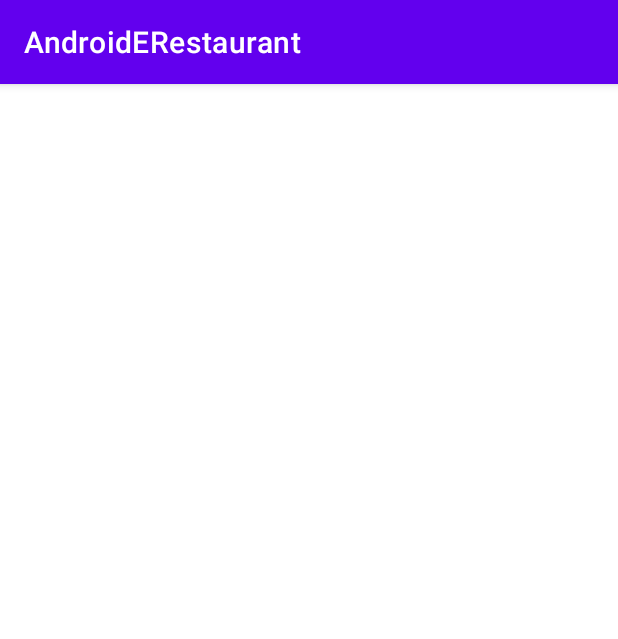
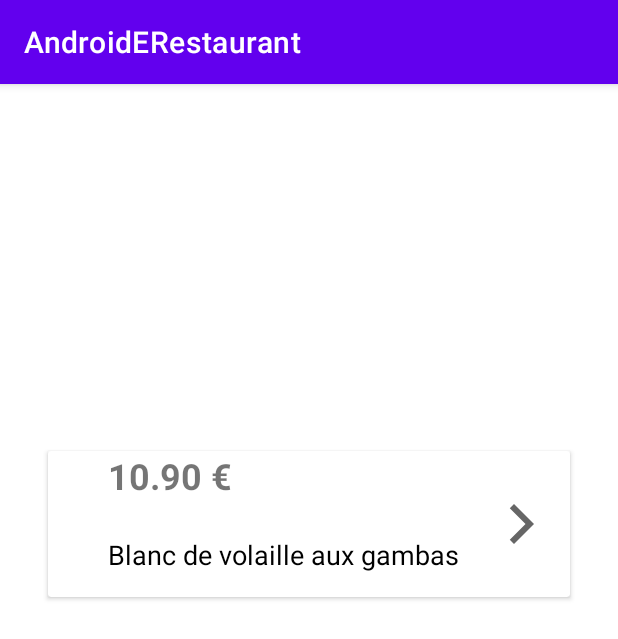
Before and after one commit to adrien-mignerot/AndroidERestaurant, an Android app: the CategoryActivity screen opened directly, with no data from a screen before it, on a phone screen of 412 x 824 dp. Shown: the top 639 px of the screen. Run offline under Robolectric (Android 15) with nearby library versions, the phone set to English and light mode, and no system bars.

Commit message:
Fin jour 1

```diff
--- a/src/main/java/fr/isen/mignerot/androiderestaurant/CategoryActivity.kt
+++ b/src/main/java/fr/isen/mignerot/androiderestaurant/CategoryActivity.kt
@@ -3,6 +3,7 @@ package fr.isen.mignerot.androiderestaurant
 import androidx.appcompat.app.AppCompatActivity
 import android.os.Bundle
 import android.widget.TextView
+import androidx.recyclerview.widget.LinearLayoutManager
 import fr.isen.mignerot.androiderestaurant.databinding.ActivityCategoryBinding
 import fr.isen.mignerot.androiderestaurant.databinding.ActivityHomeBinding
 
@@ -15,5 +16,8 @@ class CategoryActivity : AppCompatActivity() {
         setContentView(binding.root)
 
         binding.categoryTitle.text = intent.getStringExtra(HomeActivity.CATEGORY)
+
+        binding.listCategory.layoutManager = LinearLayoutManager(this)
+        binding.listCategory.adapter = CategoryListAdapter(resources.getStringArray(R.array.dish_name_array).toList())
     }
 }
--- /dev/null
+++ b/src/main/java/fr/isen/mignerot/androiderestaurant/CategoryListAdapter.kt
@@ -0,0 +1,27 @@
+package fr.isen.mignerot.androiderestaurant
+
+import android.view.LayoutInflater
+import android.view.ViewGroup
+import androidx.recyclerview.widget.RecyclerView
+import fr.isen.mignerot.androiderestaurant.databinding.CategoryCellBinding
+
+class CategoryListAdapter(private val categories: List<String>): RecyclerView.Adapter<CategoryListAdapter.CategoryHolder>() {
+
+    override fun onCreateViewHolder(
+        parent: ViewGroup,
+        viewType: Int
+    ): CategoryHolder {
+        val itemBinding = CategoryCellBinding.inflate(LayoutInflater.from(parent.context), parent, false)
+        return CategoryHolder(itemBinding)
+    }
+
+    override fun onBindViewHolder(holder: CategoryListAdapter.CategoryHolder, position: Int) {
+        holder.title.text = categories[position]
+    }
+
+    override fun getItemCount(): Int = categories.size
+
+    class CategoryHolder(binding: CategoryCellBinding) : RecyclerView.ViewHolder(binding.root) {
+        val title = binding.dishName
+    }
+}
--- /dev/null
+++ b/src/main/res/drawable/arrow.xml
@@ -0,0 +1,5 @@
+<vector android:height="32dp" android:tint="?attr/colorControlNormal"
+    android:viewportHeight="24" android:viewportWidth="24"
+    android:width="32dp" xmlns:android="http://schemas.android.com/apk/res/android">
+    <path android:fillColor="@android:color/white" android:pathData="M5.88,4.12L13.76,12l-7.88,7.88L8,22l10,-10L8,2z"/>
+</vector>
--- a/src/main/res/layout/activity_category.xml
+++ b/src/main/res/layout/activity_category.xml
@@ -15,4 +15,15 @@
         app:layout_constraintEnd_toEndOf="parent"
         app:layout_constraintStart_toStartOf="parent"
         app:layout_constraintTop_toTopOf="parent" />
+
+    <androidx.recyclerview.widget.RecyclerView
+        android:id="@+id/listCategory"
+        android:layout_width="match_parent"
+        android:layout_height="wrap_content"
+        android:layout_marginStart="24dp"
+        android:layout_marginEnd="24dp"
+        app:layout_constraintBottom_toBottomOf="parent"
+        app:layout_constraintEnd_toEndOf="parent"
+        app:layout_constraintStart_toStartOf="parent"
+        app:layout_constraintTop_toTopOf="@id/categoryTitle" />
 </androidx.constraintlayout.widget.ConstraintLayout>
--- /dev/null
+++ b/src/main/res/layout/category_cell.xml
@@ -0,0 +1,74 @@
+<?xml version="1.0" encoding="utf-8"?>
+<androidx.constraintlayout.widget.ConstraintLayout
+    xmlns:android="http://schemas.android.com/apk/res/android"
+    xmlns:app="http://schemas.android.com/apk/res-auto"
+    xmlns:tools="http://schemas.android.com/tools"
+    android:layout_width="match_parent"
+    android:layout_height="match_parent">
+
+    <androidx.cardview.widget.CardView
+        android:layout_width="match_parent"
+        android:layout_height="wrap_content"
+        android:layout_marginStart="8dp"
+        android:layout_marginTop="8dp"
+        android:layout_marginEnd="8dp"
+        app:layout_constraintEnd_toEndOf="parent"
+        app:layout_constraintStart_toStartOf="parent"
+        app:layout_constraintTop_toTopOf="parent">
+
+        <androidx.constraintlayout.widget.ConstraintLayout
+            android:layout_width="match_parent"
+            android:layout_height="match_parent">
+
+            <ImageView
+                android:id="@+id/dishPicture"
+                android:layout_width="wrap_content"
+                android:layout_height="wrap_content"
+                android:layout_marginStart="16dp"
+                android:layout_marginTop="16dp"
+                android:layout_marginBottom="16dp"
+                android:contentDescription="@string/dish_pic_description"
+                app:layout_constraintBottom_toBottomOf="parent"
+                app:layout_constraintStart_toStartOf="parent"
+                app:layout_constraintTop_toTopOf="parent"
+                tools:srcCompat="@tools:sample/avatars" />
+
+            <TextView
+                android:id="@+id/dishName"
+                android:layout_width="0dp"
+                android:layout_height="wrap_content"
+                android:layout_marginStart="24dp"
+                android:layout_marginTop="8dp"
+                android:layout_marginEnd="64dp"
+                android:text="Titre du plat"
+                android:textColor="@color/black"
+                android:textSize="18sp"
+                app:layout_constraintEnd_toEndOf="parent"
+                app:layout_constraintStart_toEndOf="@id/dishPicture"
+                app:layout_constraintTop_toTopOf="@id/dishPicture" />
+
+            <TextView
+                android:id="@+id/dishPrice"
+                android:layout_width="wrap_content"
+                android:layout_height="wrap_content"
+                android:layout_marginStart="24dp"
+                android:layout_marginBottom="16dp"
+                android:text="10.90 €"
+                android:textSize="24sp"
+                android:textStyle="bold"
+                app:layout_constraintBottom_toBottomOf="@id/dishPicture"
+                app:layout_constraintStart_toEndOf="@+id/dishPicture" />
+
+            <ImageView
+                android:id="@+id/arrowPicture"
+                android:layout_width="wrap_content"
+                android:layout_height="wrap_content"
+                android:layout_marginEnd="16dp"
+                app:layout_constraintBottom_toBottomOf="parent"
+                app:layout_constraintEnd_toEndOf="parent"
+                app:layout_constraintTop_toTopOf="parent"
+                app:srcCompat="@drawable/arrow" />
+
+        </androidx.constraintlayout.widget.ConstraintLayout>
+    </androidx.cardview.widget.CardView>
+</androidx.constraintlayout.widget.ConstraintLayout>
--- a/src/main/res/values/strings.xml
+++ b/src/main/res/values/strings.xml
@@ -8,4 +8,10 @@
     <string name="starter_title">Nos entrées</string>
     <string name="main_course_title">Nos plats</string>
     <string name="dessert_title">Nos déserts</string>
+    <string name="dish_pic_description">Dish picture</string>
+    <string-array name="dish_name_array">
+        <item>Blanc de volaille aux gambas</item>
+        <item>Rognon de voeau à la bourguignonne</item>
+        <item>Couscous Royal</item>
+    </string-array>
 </resources>
```
